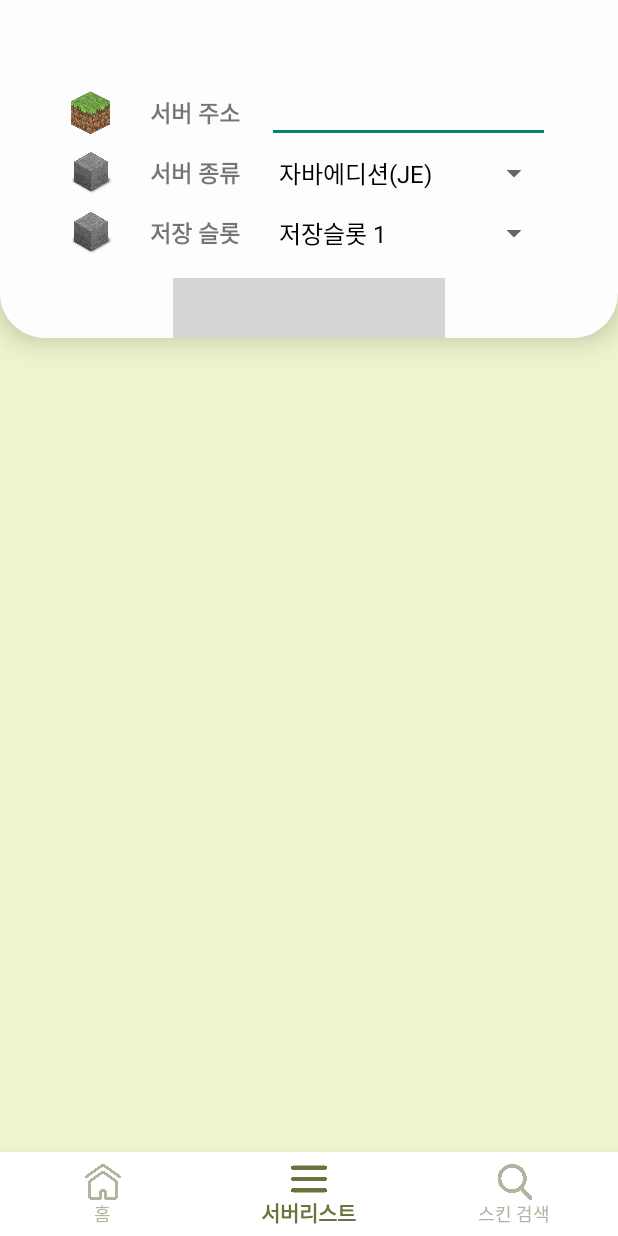
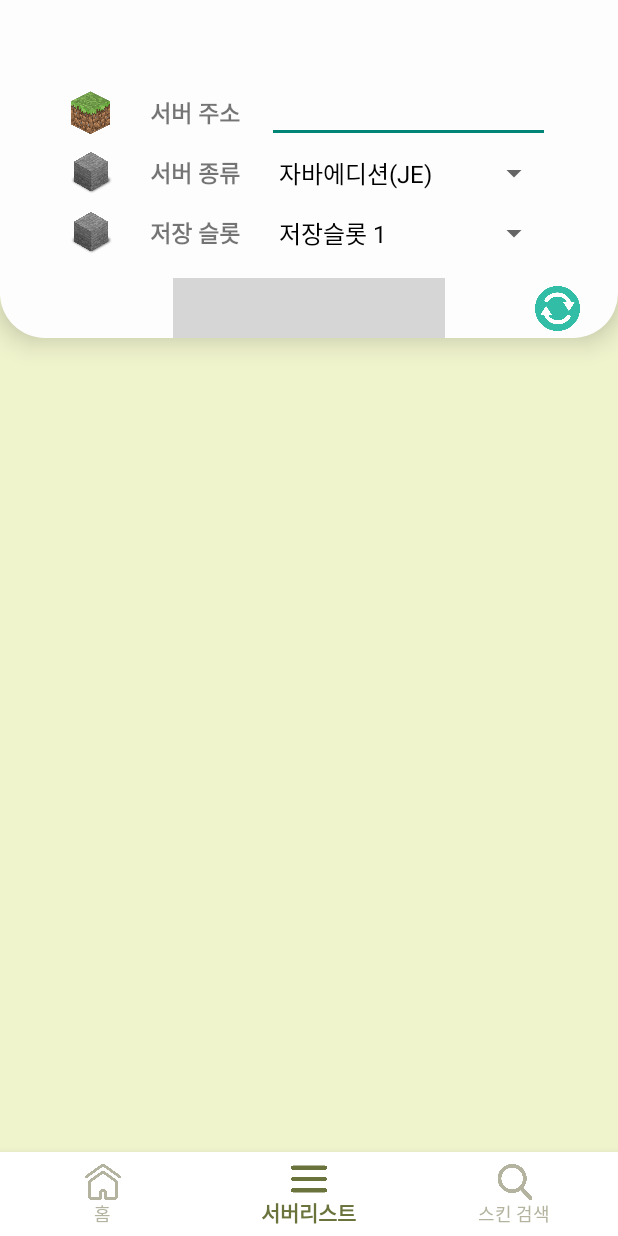
Before and after one commit to nam8399/MinecraftStatus, an Android app built with Jetpack Compose: the screen it shows after launch (MainActivity), item 2 of the bottom bar chosen, on a phone screen of 412 x 824 dp. Run offline under Robolectric (Android 15) with nearby library versions, the phone set to English and light mode, and no system bars; our stand-ins replace data binding; 4 statements that could not run were skipped; grey boxes are pictures that could not be loaded.

Commit message:
서버리스트 구현 완료 - 230320

```diff
--- a/app/src/main/java/com/example/minecraftstatus/View/Fragment/ServerListFragment.kt
+++ b/app/src/main/java/com/example/minecraftstatus/View/Fragment/ServerListFragment.kt
@@ -32,6 +32,7 @@ private const val title = "ServerListFragment"
 class ServerListFragment() : Fragment() {
     lateinit var binding : FragmentServerListBinding
     var isSeverAdd : Boolean = false
+    val itemList = ArrayList<ServerItem>()
 
     override fun onCreate(savedInstanceState: Bundle?) {
         super.onCreate(savedInstanceState)
@@ -85,11 +86,15 @@ class ServerListFragment() : Fragment() {
             android.R.layout.simple_spinner_dropdown_item
         )
 
+        binding.btnRefresh.setOnClickListener {
+            itemList.clear()
+            initView()
+        }
+
     }
 
     fun observerServerStatus() {
         val loadingAnimDialog = CustomLoadingDialog(activity as MainActivity)
-        val itemList = ArrayList<ServerItem>()
         binding.viewModel?.apply {
             showDialog.observe(viewLifecycleOwner, Observer { // showDialog 변수를 observing 하면서 다이얼로그 show 및 dismiss
                 if (it) {
--- a/app/src/main/res/layout/fragment_server_list.xml
+++ b/app/src/main/res/layout/fragment_server_list.xml
@@ -158,6 +158,11 @@
                         </Spinner>
                     </LinearLayout>
 
+                    <androidx.constraintlayout.widget.ConstraintLayout
+                        android:layout_width="match_parent"
+                        android:layout_height="wrap_content"
+                        android:layout_marginTop="10dp"
+                        android:orientation="horizontal">
                         <TextView
                             android:id="@+id/btn_serverAdd"
                             android:layout_width="match_parent"
@@ -169,11 +174,23 @@
                             android:onClick="@{()->viewModel.getMinecraftServer()}"
                             android:textStyle="bold"
                             android:textColor="@color/black"
+                            app:layout_constraintTop_toTopOf="parent"
+                            app:layout_constraintBottom_toBottomOf="parent"
                             android:layout_marginLeft="90dp"
                             android:layout_marginRight="90dp"
-                        android:layout_marginTop="10dp"
                             android:background="@drawable/layout_background">
                         </TextView>
+                        <ImageView
+                            android:id="@+id/btn_refresh"
+                            android:layout_width="30dp"
+                            android:layout_height="30dp"
+                            android:layout_gravity="center"
+                            android:src="@drawable/icon_refresh"
+                            app:layout_constraintTop_toTopOf="parent"
+                            app:layout_constraintBottom_toBottomOf="parent"
+                            app:layout_constraintEnd_toEndOf="parent">
+                        </ImageView>
+                    </androidx.constraintlayout.widget.ConstraintLayout>
                 </LinearLayout>
             </androidx.constraintlayout.widget.ConstraintLayout>
             <TextView
@@ -190,9 +207,8 @@
             <androidx.recyclerview.widget.RecyclerView
                 android:id="@+id/rv_board"
                 android:layout_width="match_parent"
-                android:layout_height="400dp"
+                android:layout_height="500dp"
                 android:layout_marginTop="15dp"
-                android:layout_marginBottom="15dp"
                 android:visibility="visible"
                 android:orientation="vertical"
                 app:layout_constraintTop_toBottomOf="@id/linear1"
@@ -200,6 +216,16 @@
                 app:layout_constraintEnd_toEndOf="parent"
                 tools:ignore="MissingConstraints">
             </androidx.recyclerview.widget.RecyclerView>
+            <TextView
+                android:id="@+id/linear2"
+                android:padding="10dp"
+                android:layout_width="match_parent"
+                android:layout_height="40dp"
+                app:layout_constraintTop_toBottomOf="@+id/rv_board"
+                app:layout_constraintStart_toStartOf="parent"
+                app:layout_constraintEnd_toEndOf="parent"
+                android:background="#F0F4CD"
+                android:text="" />
         </androidx.constraintlayout.widget.ConstraintLayout>
 
     </FrameLayout>
--- a/app/src/main/res/layout/item_recycler_view.xml
+++ b/app/src/main/res/layout/item_recycler_view.xml
@@ -26,7 +26,6 @@
         <ImageView
             android:id="@+id/btn_refresh"
             android:paddingLeft="20dp"
-            android:src="@drawable/icon_refresh"
             android:textColor="@color/black"
             android:padding="5dp"
             android:layout_width="wrap_content"
@@ -36,7 +35,6 @@
         <ImageView
             android:id="@+id/btn_back"
             android:paddingLeft="20dp"
-            android:src="@drawable/icon_back"
             android:textColor="@color/black"
             android:padding="5dp"
             android:layout_width="wrap_content"
```
Lines whose indentation alone changed are shown as unchanged.
